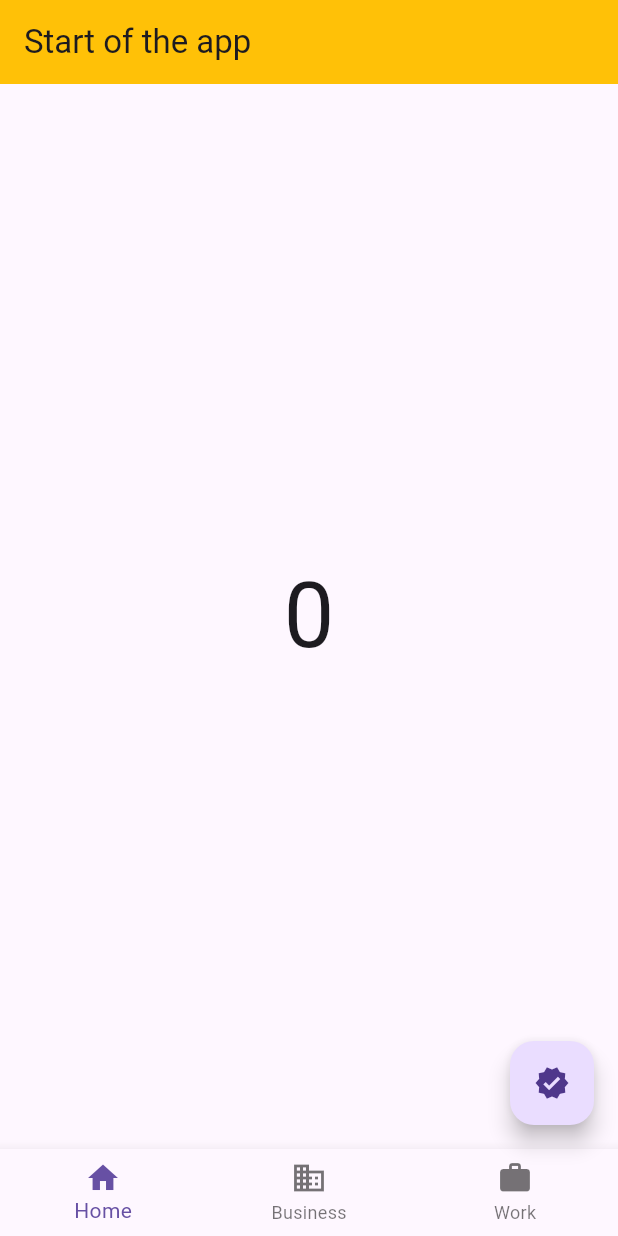
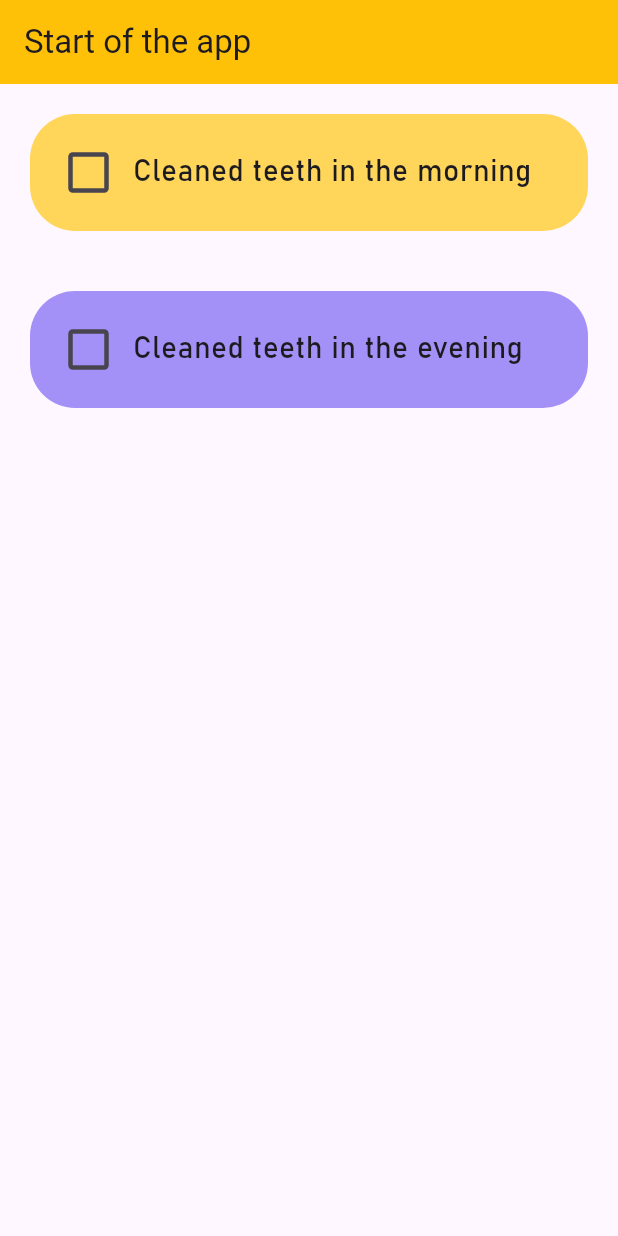
Before and after one commit to BranislavFech/myApp, a Flutter app: the screen it shows after launch, on a phone screen of 412 x 824 dp. Run offline on Flutter 3.47's test engine with Material 3 defaults, Android fonts, the phone set to English and light mode, and no system bars.

Commit message:
Added - cleaned teeth checkboxes; bahnschrift font

```diff
--- a/lib/main.dart
+++ b/lib/main.dart
@@ -11,21 +11,46 @@ class MyApp extends StatefulWidget {
   State<MyApp> createState() => _MyAppState();
 }
 
-class _MyAppState extends State<MyApp> {
+class TeethCheckboxContainer extends StatelessWidget {
+  final bool value;
+  final String text;
+  final Color color;
+  final void Function(bool?)? onChanged;
 
-  int count = 0;
+  const TeethCheckboxContainer({
+    super.key,
+    required this.value,
+    required this.text,
+    required this.color,
+    required this.onChanged,
+  });
 
   @override
-  void initState() {
-    // TODO: implement initState
-    super.initState();
+  Widget build(BuildContext context) {
+    return Container(
+      padding: EdgeInsets.all(15),
+      margin: EdgeInsets.all(20),
+      decoration: BoxDecoration(
+        borderRadius: BorderRadius.circular(30),
+        color: color,
+      ),
+      child: Row(
+        children: [
+          Transform.scale(
+            scale: 1.5,
+            child: Checkbox(value: value, onChanged: onChanged),
+          ),
+
+          Text(text, style: TextStyle(fontFamily: 'Bahnschrift', fontSize: 20)),
+        ],
+      ),
+    );
   }
+}
 
-  @override
-  void dispose() {
-    // TODO: implement dispose
-    super.dispose();
-  }
+class _MyAppState extends State<MyApp> {
+  bool cleanedTeethMorning = false;
+  bool cleanedTeethEvening = false;
 
   @override
   Widget build(BuildContext context) {
@@ -35,32 +60,65 @@ class _MyAppState extends State<MyApp> {
           backgroundColor: Colors.amber,
           title: const Text('Start of the app'),
         ),
-        floatingActionButton: FloatingActionButton(
-          child: Icon(Icons.verified),
-          onPressed: (){
-            print('Hello World!');
-            setState(() {
-              count++;
-            });
-        }),
-        body:Center(
-          child: Text(
-            '$count',
-            style: TextStyle(fontSize: 60),
-          ),
+        body: Column(
+          children: [
+            Container(
+              padding: EdgeInsets.all(15),
+              margin: EdgeInsets.all(20),
+              decoration: BoxDecoration(
+                borderRadius: BorderRadius.circular(30),
+                color: const Color.fromARGB(255, 255, 214, 90),
+              ),
+              child: Row(
+                children: [
+                  Transform.scale(
+                    scale: 1.5,
+                    child: Checkbox(
+                      value: cleanedTeethMorning,
+                      onChanged: (value) {
+                        cleanedTeethMorning = value!;
+                        setState(() {});
+                      },
+                    ),
+                  ),
+
+                  Text(
+                    ' Cleaned teeth in the morning',
+                    style: TextStyle(fontFamily: 'Bahnschrift', fontSize: 20),
+                  ),
+                ],
+              ),
+            ),
+
+            Container(
+              padding: EdgeInsets.all(15),
+              margin: EdgeInsets.all(20),
+              decoration: BoxDecoration(
+                borderRadius: BorderRadius.circular(30),
+                color: const Color.fromARGB(255, 164, 145, 248),
+              ),
+              child: Row(
+                children: [
+                  Transform.scale(
+                    scale: 1.5,
+                    child: Checkbox(
+                      value: cleanedTeethEvening,
+                      onChanged: (value) {
+                        cleanedTeethEvening = value!;
+                        setState(() {});
+                      },
+                    ),
+                  ),
+
+                  Text(
+                    ' Cleaned teeth in the evening',
+                    style: TextStyle(fontFamily: 'Bahnschrift', fontSize: 20),
+                  ),
+                ],
+              ),
+            ),
+          ],
         ),
-        bottomNavigationBar: BottomNavigationBar(
-          items: const [
-            BottomNavigationBarItem(
-              icon: Icon(Icons.home),
-              label: 'Home'),
-            BottomNavigationBarItem(
-              icon: Icon(Icons.business),
-              label: 'Business'),
-            BottomNavigationBarItem(
-              icon: Icon(Icons.work),
-              label: 'Work')
-          ]),
       ),
     );
   }
```
Also changed, not shown: pubspec.yaml (+6 -13 lines), fonts/bahnschrift.ttf (added).
